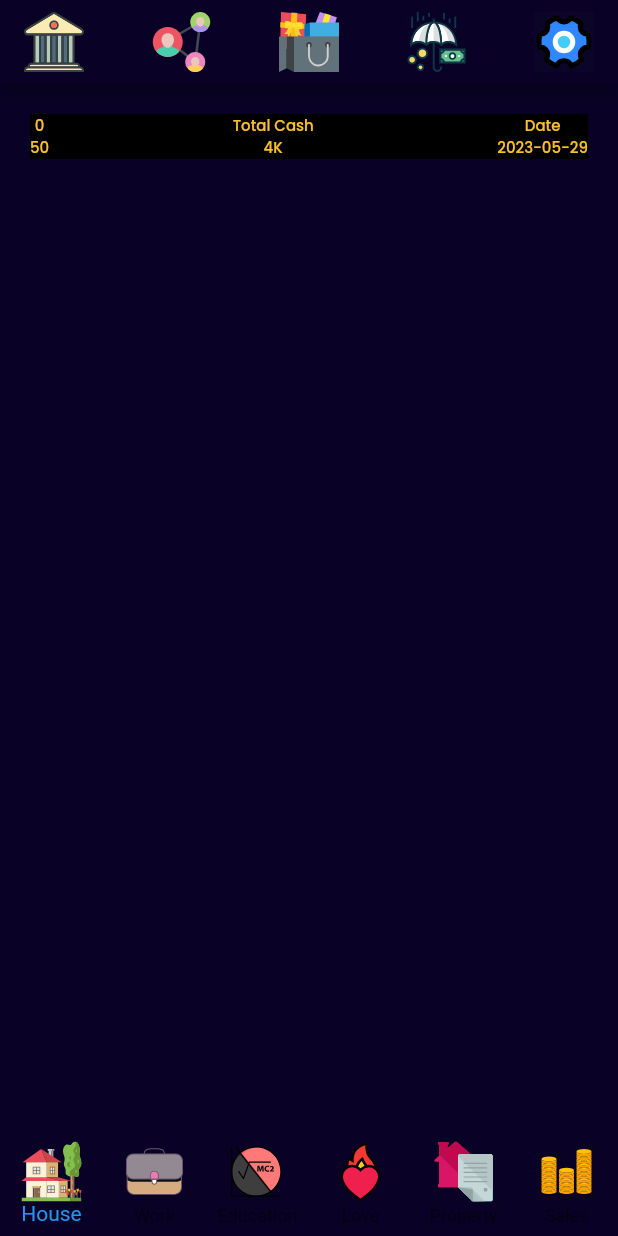
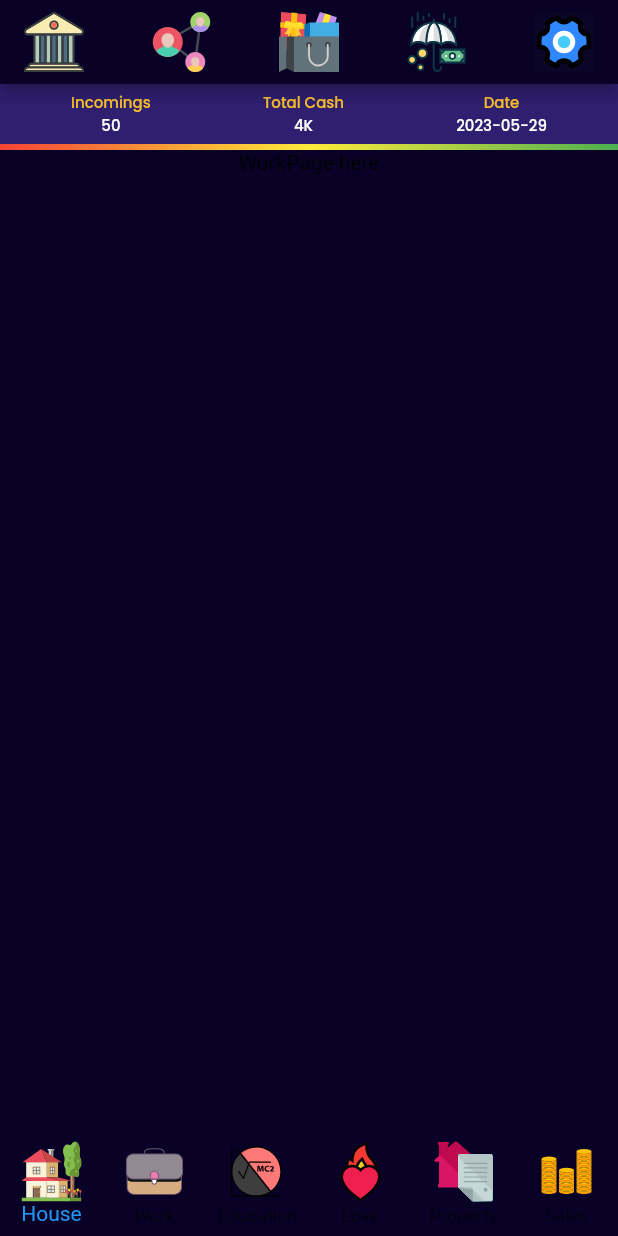
Before and after one commit to sakshamsri4/life_game, a Flutter app: the screen it shows after launch, on a phone screen of 412 x 824 dp. Run offline on Flutter 3.47's test engine with Material 2 defaults, Android fonts, the phone set to English and light mode, and no system bars; our stand-ins replace flutter_svg, google_fonts.

Commit message:
Incomings,total cash and date tile made available to all screens

```diff
--- a/lib/screens/home_page.dart
+++ b/lib/screens/home_page.dart
@@ -46,7 +46,82 @@ class _HomePageState extends State<HomePage> {
         selectedItemColor: Colors.blue,
         type: BottomNavigationBarType.fixed,
       ),
-      body: selectPage(),
+      body: Column(
+        children: [
+          buildEarningTile(),
+          selectPage(),
+        ],
+      ),
+    );
+  }
+
+  Widget buildEarningTile() {
+    return Container(
+      color: AppColors.colorDarkPurpleSemiTransparent,
+      child: Column(
+        children: [
+          Padding(
+            padding: const EdgeInsets.symmetric(vertical: 5, horizontal: 10),
+            child: Row(
+              mainAxisAlignment: MainAxisAlignment.spaceAround,
+              children: [
+                Column(
+                  children: [
+                    Text(
+                      "Incomings",
+                      style: getTextHeading(color: AppColors.colorDarkYellow),
+                    ),
+                    Text(
+                      "50",
+                      style: getTextHeading(color: AppColors.colorWhite),
+                    )
+                  ],
+                ),
+                Column(
+                  children: [
+                    Text(
+                      "Total Cash",
+                      style: getTextHeading(color: AppColors.colorDarkYellow),
+                    ),
+                    Text(
+                      "4K",
+                      style: getTextHeading(color: AppColors.colorWhite),
+                    )
+                  ],
+                ),
+                Column(
+                  children: [
+                    Text(
+                      "Date",
+                      style: getTextHeading(color: AppColors.colorDarkYellow),
+                    ),
+                    Text(
+                      DateFormat('yyyy-MM-dd')
+                          .format(DateTime.now())
+                          .toString(),
+                      style: getTextHeading(color: AppColors.colorWhite),
+                    )
+                  ],
+                ),
+              ],
+            ),
+          ),
+          Container(
+            height: 4.0, // This will be the height of your gradient border
+            decoration: const BoxDecoration(
+              gradient: LinearGradient(
+                begin: Alignment.centerLeft,
+                end: Alignment.centerRight,
+                colors: <Color>[
+                  Colors.red,
+                  Colors.yellow,
+                  Colors.green,
+                ],
+              ),
+            ),
+          ),
+        ],
+      ),
     );
   }
 
@@ -133,7 +208,7 @@ class _HomePageState extends State<HomePage> {
     Widget page;
     switch (index) {
       case 0:
-        page = buildBody();
+        page = buildWork();
         break;
       case 1:
         page = const WorkPage();
@@ -178,13 +253,7 @@ class _HomePageState extends State<HomePage> {
     );
   }
 
-  Widget buildBody() {
-    return Column(
-      children: [buildEarningTile()],
-    );
-  }
-
-  Widget buildEarningTile() {
+/*  Widget buildEarningTile() {
     return Consumer<HomePageViewModel>(builder: (context, provider, _) {
       return Padding(
         padding: const EdgeInsets.all(20),
@@ -234,5 +303,5 @@ class _HomePageState extends State<HomePage> {
         ),
       );
     });
-  }
+  }*/
 }
```
Also changed, not shown: lib/screens/property_page.dart (+7 -2 lines), lib/screens/work_page.dart (+1 -74 lines).
